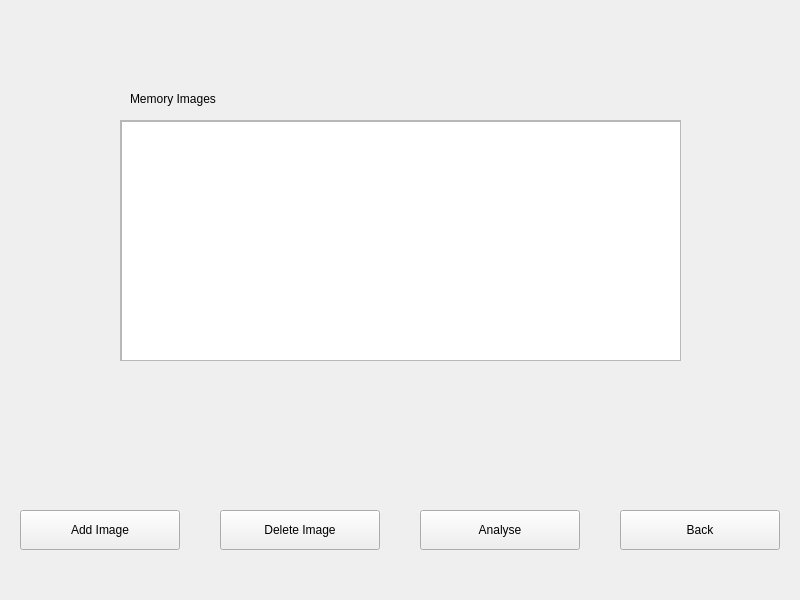
The window that csf/views/imageManager.ui (tiagolb/CSF-old) describes before a commit, drawn with Qt 5.
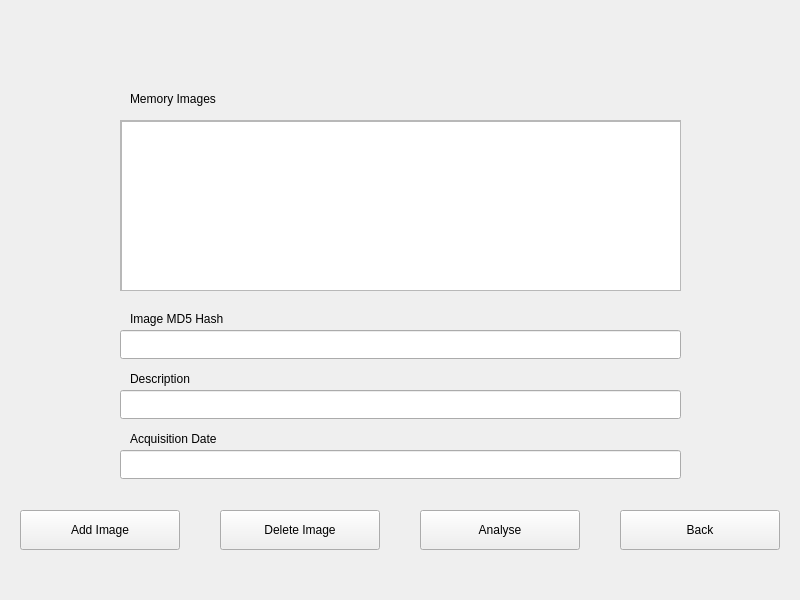
The same window after the commit.

Commit message: Added showcase of cases / images info in management screens.

The edit to the form file:
```diff
--- a/csf/views/imageManager.ui
+++ b/csf/views/imageManager.ui
@@ -45,7 +45,7 @@
      <x>120</x>
      <y>120</y>
      <width>561</width>
-     <height>241</height>
+     <height>171</height>
     </rect>
    </property>
    <property name="widgetResizable">
@@ -57,7 +57,7 @@
       <x>0</x>
       <y>0</y>
       <width>559</width>
-      <height>239</height>
+      <height>169</height>
      </rect>
     </property>
     <widget class="QListView" name="listView">
@@ -66,7 +66,7 @@
        <x>0</x>
        <y>0</y>
        <width>561</width>
-       <height>241</height>
+       <height>171</height>
       </rect>
      </property>
     </widget>
@@ -111,6 +111,75 @@
     <string>Back</string>
    </property>
   </widget>
+  <widget class="QLineEdit" name="lineEdit">
+   <property name="geometry">
+    <rect>
+     <x>120</x>
+     <y>330</y>
+     <width>561</width>
+     <height>29</height>
+    </rect>
+   </property>
+  </widget>
+  <widget class="QLineEdit" name="lineEdit_2">
+   <property name="geometry">
+    <rect>
+     <x>120</x>
+     <y>390</y>
+     <width>561</width>
+     <height>29</height>
+    </rect>
+   </property>
+  </widget>
+  <widget class="QLineEdit" name="lineEdit_3">
+   <property name="geometry">
+    <rect>
+     <x>120</x>
+     <y>450</y>
+     <width>561</width>
+     <height>29</height>
+    </rect>
+   </property>
+  </widget>
+  <widget class="QLabel" name="label_2">
+   <property name="geometry">
+    <rect>
+     <x>130</x>
+     <y>310</y>
+     <width>131</width>
+     <height>17</height>
+    </rect>
+   </property>
+   <property name="text">
+    <string>Image MD5 Hash</string>
+   </property>
+  </widget>
+  <widget class="QLabel" name="label_3">
+   <property name="geometry">
+    <rect>
+     <x>130</x>
+     <y>370</y>
+     <width>131</width>
+     <height>17</height>
+    </rect>
+   </property>
+   <property name="text">
+    <string>Description</string>
+   </property>
+  </widget>
+  <widget class="QLabel" name="label_4">
+   <property name="geometry">
+    <rect>
+     <x>130</x>
+     <y>430</y>
+     <width>131</width>
+     <height>17</height>
+    </rect>
+   </property>
+   <property name="text">
+    <string>Acquisition Date</string>
+   </property>
+  </widget>
  </widget>
  <resources/>
  <connections/>
```
The commit also changes 6 other files.
